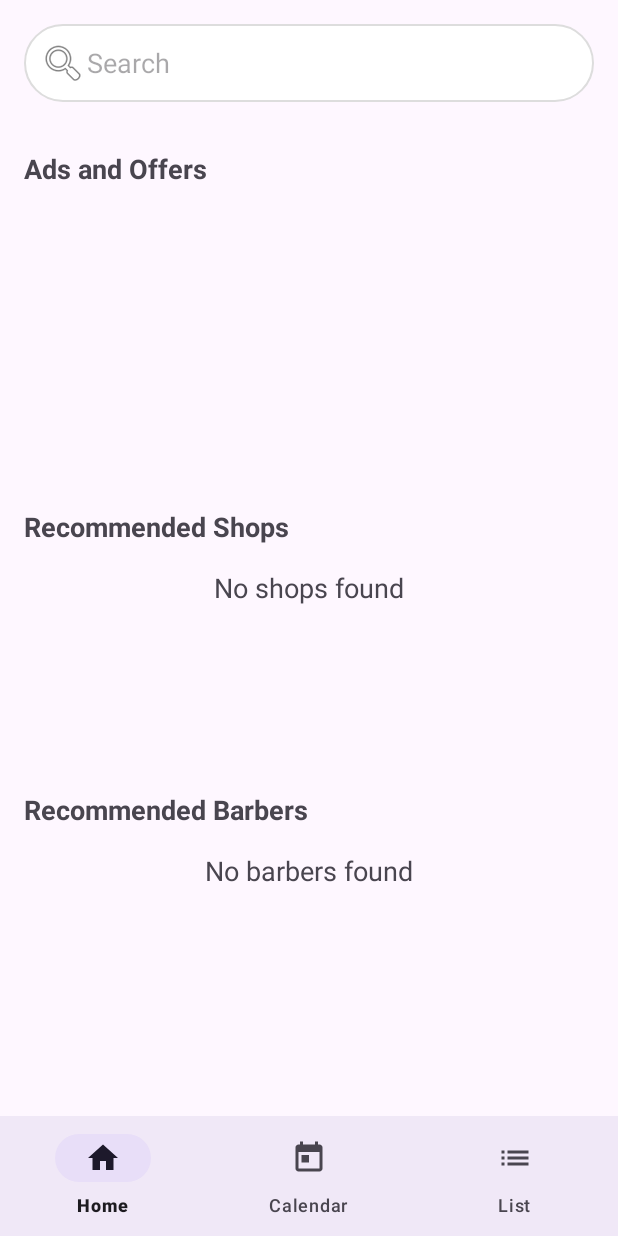
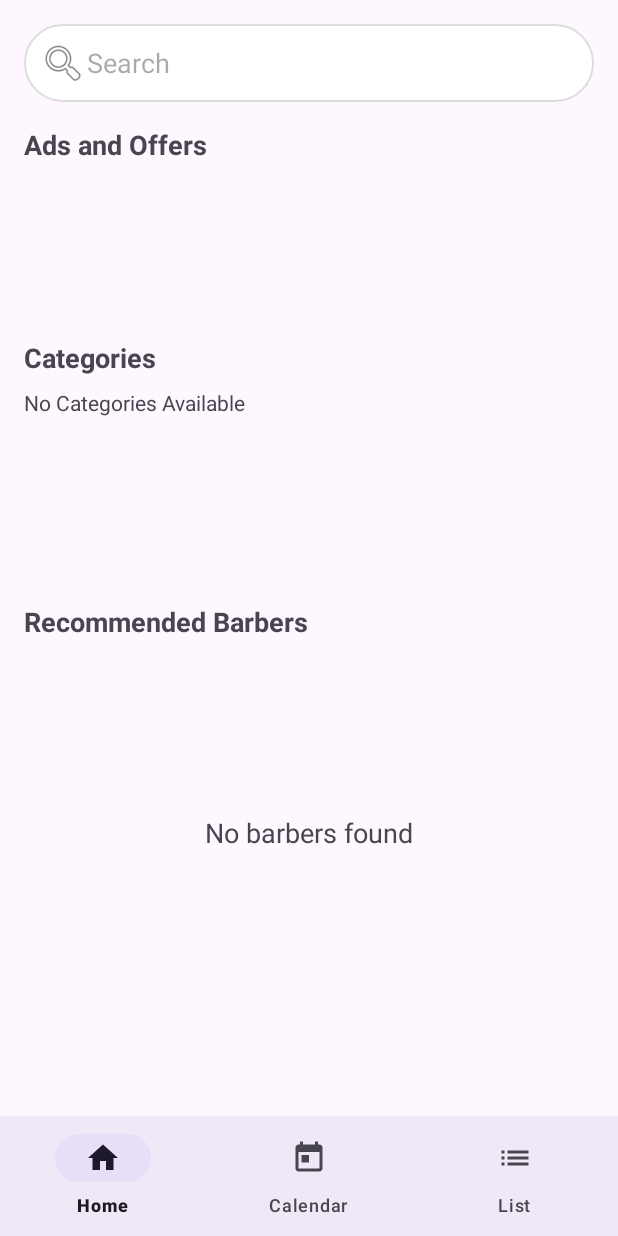
Before and after one commit to NabeelShajahan/BarberEase, an Android app: the screen it shows after launch once a user with an empty profile is signed in (MainActivity), on a phone screen of 412 x 824 dp. Run offline under Robolectric (Android 15) with nearby library versions, the phone set to English and light mode, and no system bars; our stand-ins replace Firebase (no records; nobody signed in at launch, a user with empty details on screens opened directly).

Commit message:
changed the layout of mainactivity and tried sorting out the fetch data from firebase

```diff
--- a/app/src/main/java/com/example/barberease/MainActivity.java
+++ b/app/src/main/java/com/example/barberease/MainActivity.java
@@ -27,11 +27,11 @@ public class MainActivity extends AppCompatActivity {
 
     private static final String TAG = "MainActivity";
     private FirebaseAuth mAuth;
-    private RecyclerView recommendedShopsRecyclerView, recommendedBarbersRecyclerView;
-    private TextView noShopsTextView, noBarbersTextView;
+    private RecyclerView categoriesRecyclerView, recommendedBarbersRecyclerView;
+    private TextView noCategoriesTextView, noBarbersTextView;
     private ProgressBar progressBar;
     private DatabaseReference databaseReference;
-    private List<BarberShop> shopList;
+    private List<Category> categoryList;
     private List<Barber> barberList;
 
     private BottomNavigationView bottomNavigationView;
@@ -44,15 +44,14 @@ public class MainActivity extends AppCompatActivity {
         mAuth = FirebaseAuth.getInstance();
         databaseReference = FirebaseDatabase.getInstance().getReference();
 
-        recommendedShopsRecyclerView = findViewById(R.id.recommended_shops_recycler_view);
+        categoriesRecyclerView = findViewById(R.id.categories_recycler_view);
         recommendedBarbersRecyclerView = findViewById(R.id.recommended_barbers_recycler_view);
-        noShopsTextView = findViewById(R.id.no_shops_text_view);
+        noCategoriesTextView = findViewById(R.id.no_categories_text_view);
         noBarbersTextView = findViewById(R.id.no_barbers_text_view);
         progressBar = findViewById(R.id.progressBar);
         bottomNavigationView = findViewById(R.id.bottom_navigation);
 
         setupRecyclerViews();
-        fetchDataFromDatabase();
 
         bottomNavigationView.setOnNavigationItemSelectedListener(new BottomNavigationView.OnNavigationItemSelectedListener() {
             @Override
@@ -85,32 +84,40 @@ public class MainActivity extends AppCompatActivity {
             finish();
         } else {
             Log.d(TAG, "Current user: " + currentUser.getEmail());
+            fetchDataFromDatabase();
         }
     }
 
     private void setupRecyclerViews() {
-        recommendedShopsRecyclerView.setLayoutManager(new LinearLayoutManager(this, LinearLayoutManager.HORIZONTAL, false));
-        recommendedBarbersRecyclerView.setLayoutManager(new LinearLayoutManager(this, LinearLayoutManager.HORIZONTAL, false));
+        categoriesRecyclerView.setLayoutManager(new LinearLayoutManager(this, LinearLayoutManager.HORIZONTAL, false));
+        recommendedBarbersRecyclerView.setLayoutManager(new LinearLayoutManager(this, LinearLayoutManager.VERTICAL, false));
     }
 
     private void fetchDataFromDatabase() {
         progressBar.setVisibility(View.VISIBLE);
 
-        databaseReference.child("shops").addValueEventListener(new ValueEventListener() {
+        // Fetch Categories
+        databaseReference.child("categories").addValueEventListener(new ValueEventListener() {
             @Override
             public void onDataChange(@NonNull DataSnapshot snapshot) {
-                shopList = new ArrayList<>();
+                categoryList = new ArrayList<>();
                 for (DataSnapshot dataSnapshot : snapshot.getChildren()) {
-                    BarberShop shop = dataSnapshot.getValue(BarberShop.class);
-                    shopList.add(shop);
+                    Category category = dataSnapshot.getValue(Category.class);
+                    if (category != null) {
+                        categoryList.add(category);
+                        Log.d(TAG, "Category added: " + category.getName());
+                    } else {
+                        Log.e(TAG, "Category is null for snapshot: " + dataSnapshot.toString());
+                    }
                 }
-                if (shopList.isEmpty()) {
-                    noShopsTextView.setVisibility(View.VISIBLE);
+                if (categoryList.isEmpty()) {
+                    noCategoriesTextView.setVisibility(View.VISIBLE);
                 } else {
-                    noShopsTextView.setVisibility(View.GONE);
-                    ImageAdapter shopAdapter = new ImageAdapter((List<Object>)(List<?>) shopList, MainActivity.this);
-                    recommendedShopsRecyclerView.setAdapter(shopAdapter);
-                    shopAdapter.notifyDataSetChanged();
+                    noCategoriesTextView.setVisibility(View.GONE);
+                    CategoryAdapter categoryAdapter = new CategoryAdapter(categoryList, MainActivity.this);
+                    categoriesRecyclerView.setAdapter(categoryAdapter);
+                    categoryAdapter.notifyDataSetChanged();
+                    Log.d(TAG, "Adapter set with item count: " + categoryAdapter.getItemCount());
                 }
                 progressBar.setVisibility(View.GONE);
             }
@@ -119,17 +126,24 @@ public class MainActivity extends AppCompatActivity {
             public void onCancelled(@NonNull DatabaseError error) {
                 Toast.makeText(MainActivity.this, "Failed to load data.", Toast.LENGTH_SHORT).show();
                 progressBar.setVisibility(View.GONE);
+                Log.e(TAG, "Database error: " + error.getMessage());
             }
         });
 
+        // Fetch Barbers
         databaseReference.child("barbers").addValueEventListener(new ValueEventListener() {
             @Override
             public void onDataChange(@NonNull DataSnapshot snapshot) {
+                Log.d(TAG,"list " + snapshot.getChildrenCount());
                 barberList = new ArrayList<>();
                 for (DataSnapshot dataSnapshot : snapshot.getChildren()) {
                     Barber barber = dataSnapshot.getValue(Barber.class);
-                    barberList.add(barber);
-                    Log.d(TAG, "Barber added: " + barber.getName());
+                    if (barber != null) {
+                        barberList.add(barber);
+                        Log.d(TAG, "Barber added: " + barber.getName());
+                    } else {
+                        Log.e(TAG, "Barber is null for snapshot: " + dataSnapshot.toString());
+                    }
                 }
                 Log.d(TAG, "Total barbers fetched: " + barberList.size());
                 if (barberList.isEmpty()) {
@@ -148,6 +162,7 @@ public class MainActivity extends AppCompatActivity {
             public void onCancelled(@NonNull DatabaseError error) {
                 Toast.makeText(MainActivity.this, "Failed to load data.", Toast.LENGTH_SHORT).show();
                 progressBar.setVisibility(View.GONE);
+                Log.e(TAG, "Database error: " + error.getMessage());
             }
         });
     }
--- a/app/src/main/res/layout/activity_main.xml
+++ b/app/src/main/res/layout/activity_main.xml
@@ -6,12 +6,23 @@
     android:layout_height="match_parent"
     tools:context=".MainActivity">
 
+    <ScrollView
+        android:layout_width="match_parent"
+        android:layout_height="match_parent"
+        android:fillViewport="true">
+
+        <LinearLayout
+            android:layout_width="match_parent"
+            android:layout_height="wrap_content"
+            android:orientation="vertical"
+            android:padding="16dp">
+
             <!-- Search Bar -->
             <EditText
                 android:id="@+id/search_bar"
                 android:layout_width="match_parent"
                 android:layout_height="wrap_content"
-        android:layout_margin="16dp"
+                android:layout_marginBottom="16dp"
                 android:drawableStart="@android:drawable/ic_menu_search"
                 android:hint="Search"
                 android:padding="10dp"
@@ -22,66 +33,61 @@
                 android:id="@+id/ads_offers_title"
                 android:layout_width="wrap_content"
                 android:layout_height="wrap_content"
-        android:layout_below="@id/search_bar"
-        android:layout_margin="16dp"
                 android:text="Ads and Offers"
                 android:textSize="18sp"
-        android:textStyle="bold" />
+                android:textStyle="bold"
+                android:layout_marginBottom="8dp" />
 
             <ImageView
                 android:id="@+id/ads_offers_image"
                 android:layout_width="match_parent"
-        android:layout_height="150dp"
-        android:layout_below="@id/ads_offers_title"
-        android:layout_margin="16dp" />
+                android:layout_height="77dp"
+                android:layout_marginStart="16dp"
+                android:layout_marginTop="16dp"
+                android:layout_marginEnd="16dp"
+                android:layout_marginBottom="16dp" />
 
-    <!-- Recommended Shops -->
+            <!-- Categories -->
             <TextView
                 android:id="@+id/recommended_shops_title"
                 android:layout_width="wrap_content"
                 android:layout_height="wrap_content"
-        android:layout_below="@id/ads_offers_image"
-        android:layout_margin="16dp"
-        android:text="Recommended Shops"
+                android:text="Categories"
                 android:textSize="18sp"
-        android:textStyle="bold" />
+                android:textStyle="bold"
+                android:layout_marginBottom="8dp" />
+
+            <TextView
+                android:id="@+id/no_categories_text_view"
+                android:layout_width="wrap_content"
+                android:layout_height="wrap_content"
+                android:text="No Categories Available"
+                android:visibility="gone"
+                android:layout_marginBottom="8dp" />
 
             <androidx.recyclerview.widget.RecyclerView
-        android:id="@+id/recommended_shops_recycler_view"
+                android:id="@+id/categories_recycler_view"
                 android:layout_width="match_parent"
                 android:layout_height="100dp"
-        android:layout_below="@id/recommended_shops_title"
-        android:layout_margin="16dp"
-        android:orientation="horizontal" />
-
-    <TextView
-        android:id="@+id/no_shops_text_view"
-        android:layout_width="match_parent"
-        android:layout_height="wrap_content"
-        android:text="No shops found"
-        android:textSize="18sp"
-        android:visibility="gone"
-        android:layout_below="@id/recommended_shops_title"
-        android:textAlignment="center" />
+                android:orientation="horizontal"
+                android:layout_marginBottom="16dp" />
 
             <!-- Recommended Barbers -->
             <TextView
                 android:id="@+id/recommended_barbers_title"
                 android:layout_width="wrap_content"
                 android:layout_height="wrap_content"
-        android:layout_below="@id/recommended_shops_recycler_view"
-        android:layout_margin="16dp"
                 android:text="Recommended Barbers"
                 android:textSize="18sp"
-        android:textStyle="bold" />
+                android:textStyle="bold"
+                android:layout_marginBottom="8dp" />
 
             <androidx.recyclerview.widget.RecyclerView
                 android:id="@+id/recommended_barbers_recycler_view"
                 android:layout_width="match_parent"
                 android:layout_height="100dp"
-        android:layout_below="@id/recommended_barbers_title"
-        android:layout_margin="16dp"
-        android:orientation="horizontal" />
+                android:orientation="horizontal"
+                android:layout_marginBottom="8dp" />
 
             <TextView
                 android:id="@+id/no_barbers_text_view"
@@ -90,16 +96,19 @@
                 android:text="No barbers found"
                 android:textSize="18sp"
                 android:visibility="gone"
-        android:layout_below="@id/recommended_barbers_title"
-        android:textAlignment="center" />
+                android:textAlignment="center"
+                android:layout_marginBottom="8dp" />
 
             <!-- Progress Bar -->
             <ProgressBar
                 android:id="@+id/progressBar"
                 android:layout_width="wrap_content"
                 android:layout_height="wrap_content"
-        android:layout_centerInParent="true"
-        android:visibility="gone" />
+                android:layout_gravity="center"
+                android:visibility="gone"
+                android:layout_marginBottom="16dp" />
+        </LinearLayout>
+    </ScrollView>
 
     <!-- Bottom Navigation Bar -->
     <com.google.android.material.bottomnavigation.BottomNavigationView
```
Lines whose indentation alone changed are shown as unchanged.
